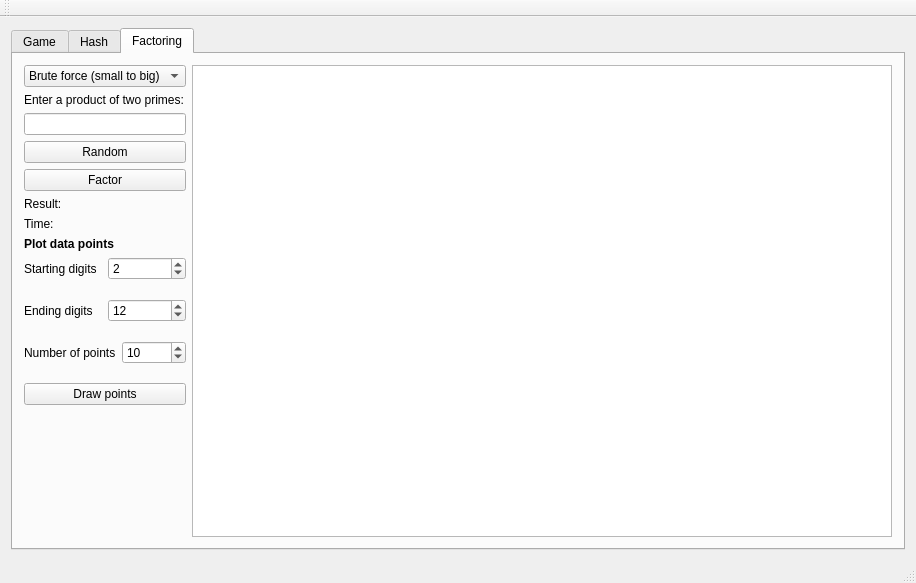
Old version of the form CapstoneCryptography/forms/mainwindow.ui in the repository egandunning/learn-crypto.
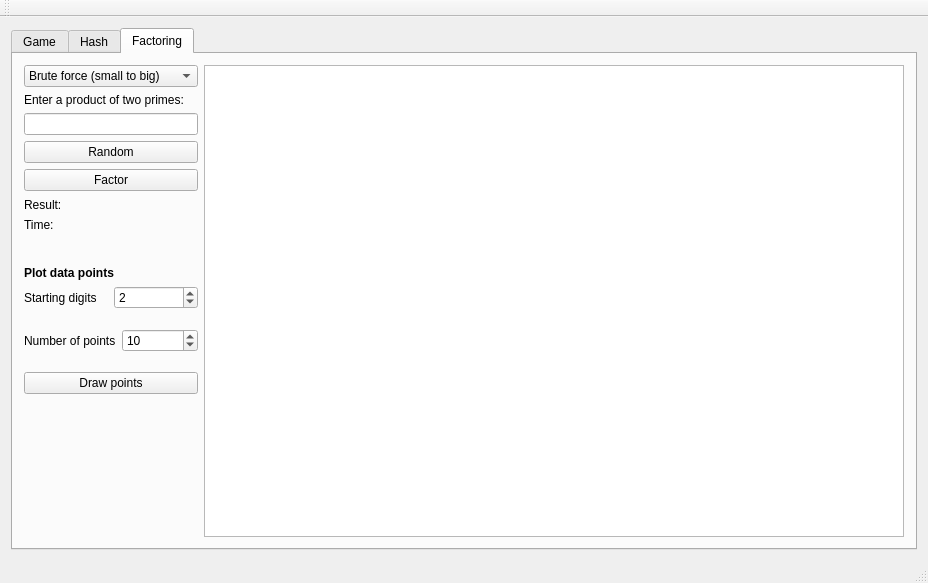
New version of the form.

Commit message: plot points for factoring data from main window with options

The edit to the form file:
```diff
--- a/CapstoneCryptography/forms/mainwindow.ui
+++ b/CapstoneCryptography/forms/mainwindow.ui
@@ -6,7 +6,7 @@
    <rect>
     <x>0</x>
     <y>0</y>
-    <width>697</width>
+    <width>928</width>
     <height>583</height>
    </rect>
   </property>
@@ -286,10 +286,17 @@
           <string>Factoring</string>
          </attribute>
          <layout class="QGridLayout" name="gridLayout_2">
-          <item row="8" column="0">
-           <widget class="QLabel" name="plotLabel">
+          <item row="3" column="0">
+           <widget class="QPushButton" name="random_composite">
             <property name="text">
-             <string>&lt;html&gt;&lt;head/&gt;&lt;body&gt;&lt;p&gt;&lt;span style=&quot; font-weight:600;&quot;&gt;Plot data points&lt;/span&gt;&lt;/p&gt;&lt;/body&gt;&lt;/html&gt;</string>
+             <string>Random</string>
+            </property>
+           </widget>
+          </item>
+          <item row="16" column="0" rowspan="2">
+           <widget class="QPushButton" name="drawFactoring">
+            <property name="text">
+             <string>Draw points</string>
             </property>
            </widget>
           </item>
@@ -300,13 +307,6 @@
             </property>
            </widget>
           </item>
-          <item row="3" column="0">
-           <widget class="QPushButton" name="random_composite">
-            <property name="text">
-             <string>Random</string>
-            </property>
-           </widget>
-          </item>
           <item row="2" column="0">
            <widget class="QLineEdit" name="compositeTextField"/>
           </item>
@@ -329,14 +329,7 @@
             </item>
            </widget>
           </item>
-          <item row="6" column="0">
-           <widget class="QLabel" name="resultLabel">
-            <property name="text">
-             <string>Result:</string>
-            </property>
-           </widget>
-          </item>
-          <item row="0" column="2" rowspan="30">
+          <item row="0" column="2" rowspan="28">
            <widget class="QGraphicsView" name="factoringGraphicsView">
             <property name="minimumSize">
              <size>
@@ -346,6 +339,20 @@
             </property>
            </widget>
           </item>
+          <item row="6" column="0">
+           <widget class="QLabel" name="resultLabel">
+            <property name="text">
+             <string>Result:</string>
+            </property>
+           </widget>
+          </item>
+          <item row="4" column="0" rowspan="2">
+           <widget class="QPushButton" name="factorPrimesButton">
+            <property name="text">
+             <string>Factor</string>
+            </property>
+           </widget>
+          </item>
           <item row="1" column="0">
            <widget class="QLabel" name="label_7">
             <property name="text">
@@ -353,7 +360,7 @@
             </property>
            </widget>
           </item>
-          <item row="15" column="0" rowspan="2">
+          <item row="13" column="0" rowspan="2">
            <layout class="QHBoxLayout" name="horizontalLayout_4">
             <item>
              <widget class="QLabel" name="dataCountLabel">
@@ -371,25 +378,7 @@
             </item>
            </layout>
           </item>
-          <item row="12" column="0" rowspan="2">
-           <layout class="QHBoxLayout" name="horizontalLayout_3">
-            <item>
-             <widget class="QLabel" name="dataEndLabel">
-              <property name="text">
-               <string>Ending digits</string>
-              </property>
-             </widget>
-            </item>
-            <item>
-             <widget class="QSpinBox" name="endDigitsSpinBox">
-              <property name="value">
-               <number>12</number>
-              </property>
-             </widget>
-            </item>
-           </layout>
-          </item>
-          <item row="9" column="0" rowspan="2">
+          <item row="11" column="0">
            <layout class="QHBoxLayout" name="horizontalLayout_2">
             <item>
              <widget class="QLabel" name="dataStartLabel">
@@ -407,17 +396,10 @@
             </item>
            </layout>
           </item>
-          <item row="18" column="0" rowspan="2">
-           <widget class="QPushButton" name="drawFactoring">
+          <item row="10" column="0">
+           <widget class="QLabel" name="plotLabel">
             <property name="text">
-             <string>Draw points</string>
-            </property>
-           </widget>
-          </item>
-          <item row="4" column="0" rowspan="2">
-           <widget class="QPushButton" name="factorPrimesButton">
-            <property name="text">
-             <string>Factor</string>
+             <string>&lt;html&gt;&lt;head/&gt;&lt;body&gt;&lt;p&gt;&lt;span style=&quot; font-weight:600;&quot;&gt;Plot data points&lt;/span&gt;&lt;/p&gt;&lt;/body&gt;&lt;/html&gt;</string>
             </property>
            </widget>
           </item>
@@ -434,7 +416,7 @@
     <rect>
      <x>0</x>
      <y>0</y>
-     <width>697</width>
+     <width>928</width>
      <height>25</height>
     </rect>
    </property>
```
The commit also changes 9 other files.
